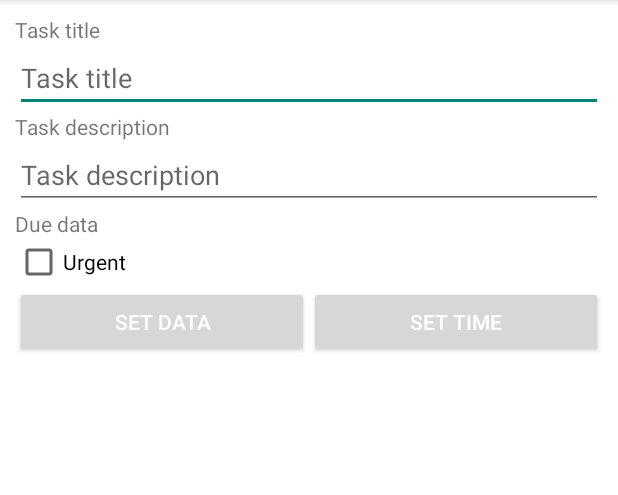
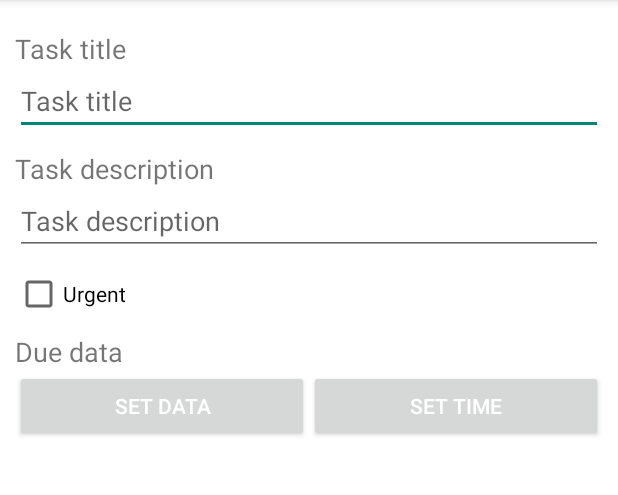
Before and after one commit to parnyukt/TodoApp, an Android app: the TodoNewItemActivity screen opened directly, with no data from a screen before it, on a phone screen of 412 x 824 dp, the part 84-579 px from its top. Run offline under Robolectric (Android 15) with nearby library versions, the phone set to English and light mode, and no system bars; libraries missing offline, so code that uses them is left out: com.j256.ormlite.

Commit message:
delete item, save Done/Undone states

```diff
--- a/app/src/main/res/layout/activity_todo_new_item.xml
+++ b/app/src/main/res/layout/activity_todo_new_item.xml
@@ -9,7 +9,8 @@
     <TextView
         android:layout_width="wrap_content"
         android:layout_height="wrap_content"
-        android:text="@string/task_title"/>
+        android:text="@string/task_title"
+        style="@style/Text.Form"/>
 
     <EditText
         android:id="@+id/edit_title"
@@ -20,7 +21,8 @@
     <TextView
         android:layout_width="wrap_content"
         android:layout_height="wrap_content"
-        android:text="@string/task_desription"/>
+        android:text="@string/task_desription"
+        style="@style/Text.Form"/>
 
     <EditText
         android:id="@+id/edit_description"
@@ -28,16 +30,31 @@
         android:layout_height="wrap_content"
         android:hint="@string/task_desription"/>
 
-    <TextView
-        android:layout_width="wrap_content"
-        android:layout_height="wrap_content"
-        android:text="@string/txt_due"/>
-
     <CheckBox
         android:id="@+id/urgent_check_box"
         android:layout_width="wrap_content"
         android:layout_height="wrap_content"
-        android:text="@string/txt_urgent"/>
+        android:text="@string/txt_urgent"
+        android:layout_marginTop="10dp"/>
+
+    <RelativeLayout
+        android:layout_width="match_parent"
+        android:layout_height="wrap_content">
+
+        <TextView
+            android:layout_width="wrap_content"
+            android:layout_height="wrap_content"
+            android:text="@string/txt_due"
+            style="@style/Text.Form"/>
+
+        <TextView
+            android:id="@+id/state_text"
+            android:layout_width="wrap_content"
+            android:layout_height="wrap_content"
+            style="@style/Text.Form"
+            android:layout_alignParentRight="true"/>
+    </RelativeLayout>
+
 
     <LinearLayout
         android:layout_width="match_parent"
--- a/app/src/main/res/menu/menu_new_item.xml
+++ b/app/src/main/res/menu/menu_new_item.xml
@@ -1,6 +1,10 @@
 <menu xmlns:android="http://schemas.android.com/apk/res/android"
     xmlns:app="http://schemas.android.com/apk/res-auto"
     xmlns:tools="http://schemas.android.com/tools" tools:context=".MainActivity">
+
+    <item android:id="@+id/action_delete" android:title="@string/action_delete"
+        android:orderInCategory="100" app:showAsAction="always"
+        android:visible="false"/>
 
     <item android:id="@+id/action_save" android:title="@string/action_save"
         android:orderInCategory="100" app:showAsAction="always"/>
--- a/app/src/main/res/values/colors.xml
+++ b/app/src/main/res/values/colors.xml
@@ -5,6 +5,6 @@
     <color name="Green_500">#4CAF50</color>
     <color name="Green_700">#388E3C</color>
     <color name="Black">#000000</color>
-
+    <color name="Red_a700">#D50000</color>
 
 </resources>
--- a/app/src/main/res/values/strings.xml
+++ b/app/src/main/res/values/strings.xml
@@ -6,6 +6,8 @@
     <string name="action_add_todo">Add</string>
     <string name="action_search">Search</string>
     <string name="action_save">Save</string>
+    <string name="action_update">Update</string>
+    <string name="action_delete">Delete</string>
 
     <string name="task_title">Task title</string>
     <string name="task_desription">Task description</string>
--- a/app/src/main/res/values/styles.xml
+++ b/app/src/main/res/values/styles.xml
@@ -20,6 +20,19 @@
     <style name="Text.ListItem">
         <item name="android:lines">1</item>
         <item name="android:textSize">18sp</item>
+        <item name="android:textColor">@color/Black</item>
+    </style>
+
+    <style name="Text.Form">
+        <item name="android:textSize">18sp</item>
+        <item name="android:layout_marginTop">10dp</item>
+    </style>
+
+
+    <style name="Text.Urgent">
+        <item name="android:textColor">@color/Red_a700</item>
+        <item name="android:textSize">26sp</item>
+        <item name="android:textStyle">bold</item>
     </style>
 
 </resources>
```
Also changed, not shown: app/src/main/java/com/tanya/todoapp/MainActivity.java (+2 -14 lines), app/src/main/java/com/tanya/todoapp/TodoNewItemActivity.java (+33 -10 lines), app/src/main/java/com/tanya/todoapp/adapter/TodoAdapter.java (+24 -4 lines), app/src/main/java/com/tanya/todoapp/data/DbController.java (renamed from app/src/main/java/com/tanya/todoapp/data/TodoDao.java, +15 -1 lines), app/src/main/res/layout/listitem_todo.xml (+9 -0 lines), app/src/main/java/com/tanya/todoapp/data/DatabaseHelper.java (indentation only).
